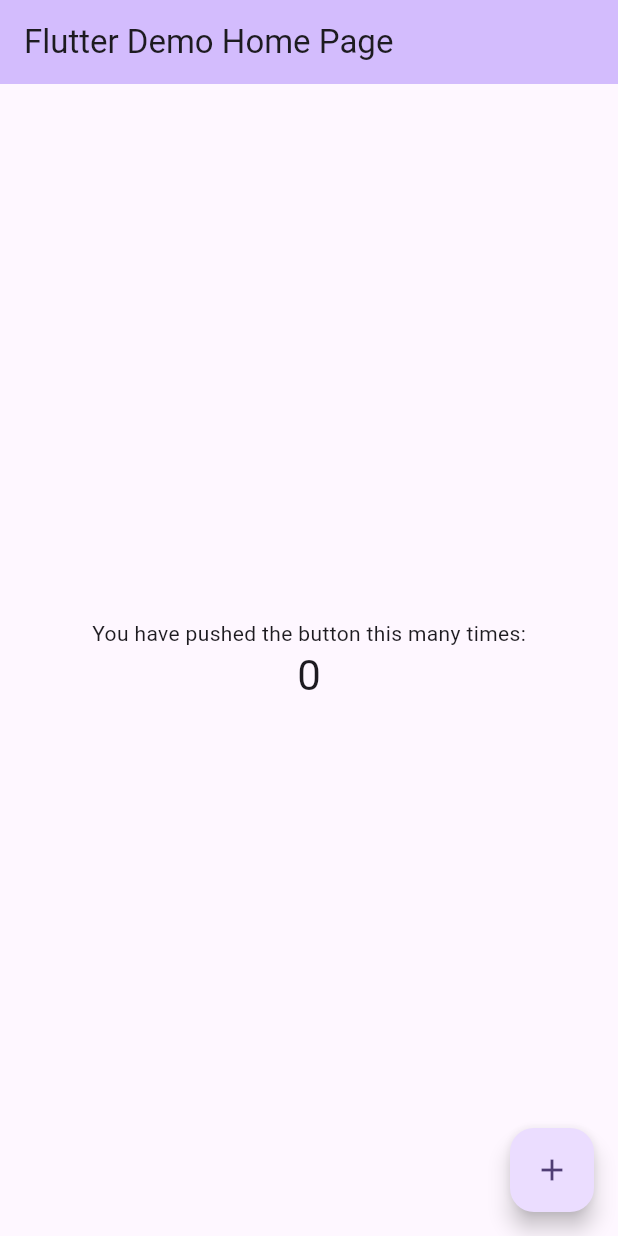
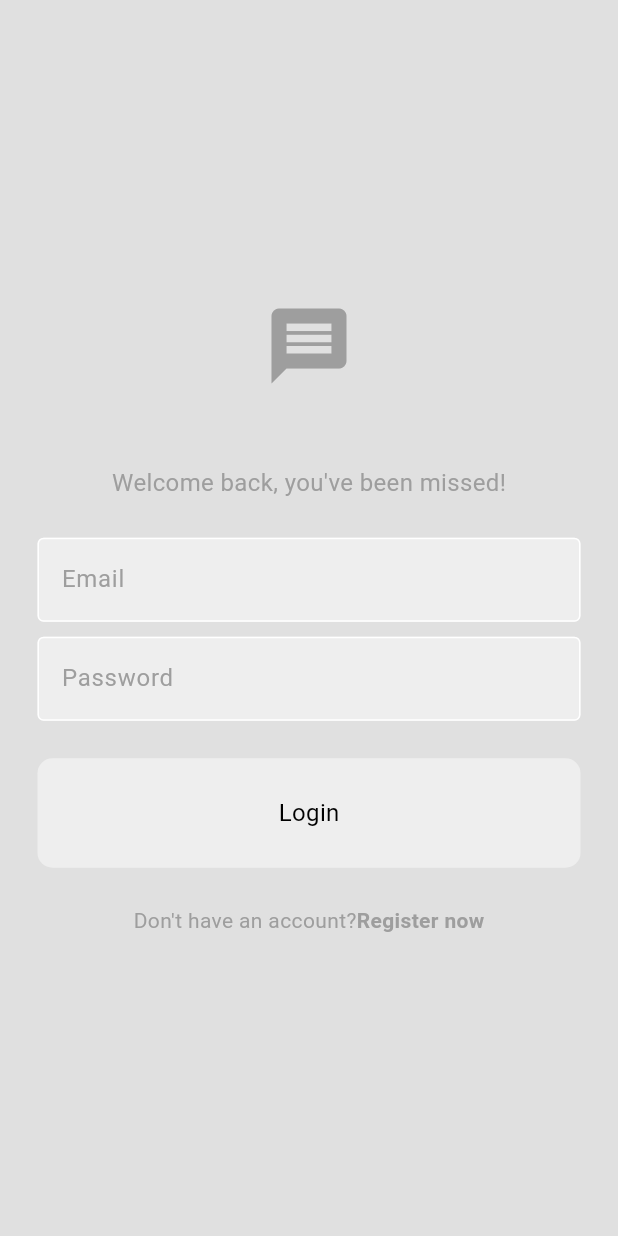
Before and after one commit to WilfredTonye/flutter-chat-app-design, a Flutter app: the screen it shows after launch, on a phone screen of 412 x 824 dp. Run offline on Flutter 3.47's test engine with Material 3 defaults, Android fonts, the phone set to English and light mode, and no system bars; our stand-ins replace firebase_core; accounts and stored records are empty.

Commit message:
Design des pages de connexion et installation de firebase

```diff
--- /dev/null
+++ b/lib/components/my_button.dart
@@ -0,0 +1,32 @@
+// ignore_for_file: must_be_immutable
+
+import 'package:flutter/material.dart';
+
+class MyButton extends StatelessWidget {
+  final String label;
+  void Function()? onTap;
+   MyButton({super.key, required this.label, required this.onTap});
+
+  @override
+  Widget build(BuildContext context) {
+    return GestureDetector(
+      onTap: onTap,
+      child: Container(
+        padding: const EdgeInsets.all(25),
+        margin: const EdgeInsets.symmetric(horizontal: 25.0),
+        child: Center(
+          child: Text(
+            label,
+            style: TextStyle(
+              fontSize: 16
+            ),
+            ),
+            ),
+        decoration: BoxDecoration(
+          color: Theme.of(context).colorScheme.secondary,
+          borderRadius: BorderRadius.circular(10)
+        ),
+      ),
+    );
+  }
+}
--- /dev/null
+++ b/lib/components/my_input.dart
@@ -0,0 +1,34 @@
+import 'package:flutter/material.dart';
+
+class MyInput extends StatelessWidget {
+  final String text;
+  final bool obscureText;
+  final TextEditingController controller;
+  const MyInput({super.key, required this.text, required this.obscureText, required this.controller});
+
+  @override
+  Widget build(BuildContext context) {
+    return Padding(
+      padding: const EdgeInsets.symmetric(horizontal: 25.0),
+      child: TextField(
+        obscureText: obscureText,
+        controller: controller,
+        decoration: InputDecoration(
+          enabledBorder: OutlineInputBorder(
+            borderSide: BorderSide(color: Theme.of(context).colorScheme.tertiary)
+          ),
+          focusedBorder: OutlineInputBorder(
+            borderSide: BorderSide(color: Theme.of(context).colorScheme.primary)
+          ),
+          fillColor: Theme.of(context).colorScheme.secondary,
+          filled: true,
+          hintText: text,
+          hintStyle: TextStyle(
+            fontWeight: FontWeight.normal,
+            color: Theme.of(context).colorScheme.primary
+          )
+        ),
+      ),
+    );
+  }
+}
--- a/lib/main.dart
+++ b/lib/main.dart
@@ -1,125 +1,24 @@
+import 'package:firebase_core/firebase_core.dart';
 import 'package:flutter/material.dart';
+import 'package:flutter_chat_app/firebase_options.dart';
+import 'package:flutter_chat_app/pages/login_page.dart';
+import 'package:flutter_chat_app/themes/light_mode.dart';
 
-void main() {
+void main() async {
+  WidgetsFlutterBinding.ensureInitialized();
+  await Firebase.initializeApp(options: DefaultFirebaseOptions.currentPlatform);
   runApp(const MyApp());
 }
 
 class MyApp extends StatelessWidget {
   const MyApp({super.key});
 
-  // This widget is the root of your application.
   @override
   Widget build(BuildContext context) {
     return MaterialApp(
-      title: 'Flutter Demo',
-      theme: ThemeData(
-        // This is the theme of your application.
-        //
-        // TRY THIS: Try running your application with "flutter run". You'll see
-        // the application has a purple toolbar. Then, without quitting the app,
-        // try changing the seedColor in the colorScheme below to Colors.green
-        // and then invoke "hot reload" (save your changes or press the "hot
-        // reload" button in a Flutter-supported IDE, or press "r" if you used
-        // the command line to start the app).
-        //
-        // Notice that the counter didn't reset back to zero; the application
-        // state is not lost during the reload. To reset the state, use hot
-        // restart instead.
-        //
-        // This works for code too, not just values: Most code changes can be
-        // tested with just a hot reload.
-        colorScheme: ColorScheme.fromSeed(seedColor: Colors.deepPurple),
-        useMaterial3: true,
-      ),
-      home: const MyHomePage(title: 'Flutter Demo Home Page'),
+      debugShowCheckedModeBanner: false,
+      home: LoginPage(),
+      theme: lightMode,
     );
   }
 }
-
-class MyHomePage extends StatefulWidget {
-  const MyHomePage({super.key, required this.title});
-
-  // This widget is the home page of your application. It is stateful, meaning
-  // that it has a State object (defined below) that contains fields that affect
-  // how it looks.
-
-  // This class is the configuration for the state. It holds the values (in this
-  // case the title) provided by the parent (in this case the App widget) and
-  // used by the build method of the State. Fields in a Widget subclass are
-  // always marked "final".
-
-  final String title;
-
-  @override
-  State<MyHomePage> createState() => _MyHomePageState();
-}
-
-class _MyHomePageState extends State<MyHomePage> {
-  int _counter = 0;
-
-  void _incrementCounter() {
-    setState(() {
-      // This call to setState tells the Flutter framework that something has
-      // changed in this State, which causes it to rerun the build method below
-      // so that the display can reflect the updated values. If we changed
-      // _counter without calling setState(), then the build method would not be
-      // called again, and so nothing would appear to happen.
-      _counter++;
-    });
-  }
-
-  @override
-  Widget build(BuildContext context) {
-    // This method is rerun every time setState is called, for instance as done
-    // by the _incrementCounter method above.
-    //
-    // The Flutter framework has been optimized to make rerunning build methods
-    // fast, so that you can just rebuild anything that needs updating rather
-    // than having to individually change instances of widgets.
-    return Scaffold(
-      appBar: AppBar(
-        // TRY THIS: Try changing the color here to a specific color (to
-        // Colors.amber, perhaps?) and trigger a hot reload to see the AppBar
-        // change color while the other colors stay the same.
-        backgroundColor: Theme.of(context).colorScheme.inversePrimary,
-        // Here we take the value from the MyHomePage object that was created by
-        // the App.build method, and use it to set our appbar title.
-        title: Text(widget.title),
-      ),
-      body: Center(
-        // Center is a layout widget. It takes a single child and positions it
-        // in the middle of the parent.
-        child: Column(
-          // Column is also a layout widget. It takes a list of children and
-          // arranges them vertically. By default, it sizes itself to fit its
-          // children horizontally, and tries to be as tall as its parent.
-          //
-          // Column has various properties to control how it sizes itself and
-          // how it positions its children. Here we use mainAxisAlignment to
-          // center the children vertically; the main axis here is the vertical
-          // axis because Columns are vertical (the cross axis would be
-          // horizontal).
-          //
-          // TRY THIS: Invoke "debug painting" (choose the "Toggle Debug Paint"
-          // action in the IDE, or press "p" in the console), to see the
-          // wireframe for each widget.
-          mainAxisAlignment: MainAxisAlignment.center,
-          children: <Widget>[
-            const Text(
-              'You have pushed the button this many times:',
-            ),
-            Text(
-              '$_counter',
-              style: Theme.of(context).textTheme.headlineMedium,
-            ),
-          ],
-        ),
-      ),
-      floatingActionButton: FloatingActionButton(
-        onPressed: _incrementCounter,
-        tooltip: 'Increment',
-        child: const Icon(Icons.add),
-      ), // This trailing comma makes auto-formatting nicer for build methods.
-    );
-  }
-}
--- /dev/null
+++ b/lib/pages/login_page.dart
@@ -0,0 +1,89 @@
+import 'package:flutter/material.dart';
+import 'package:flutter_chat_app/components/my_button.dart';
+import 'package:flutter_chat_app/components/my_input.dart';
+import 'package:flutter_chat_app/pages/register_page.dart';
+
+class LoginPage extends StatelessWidget {
+  final TextEditingController _emailController = TextEditingController();
+  final TextEditingController _pwController = TextEditingController();
+   LoginPage({super.key});
+
+   void login() {
+
+   }
+
+  @override
+  Widget build(BuildContext context) {
+    return Scaffold(
+      backgroundColor: Theme.of(context).colorScheme.background,
+      body: Center(
+        child: Column(
+          mainAxisAlignment: MainAxisAlignment.center,
+          children: [
+            //logo
+            Icon(
+              Icons.message,
+              size: 60,
+              color: Theme.of(context).colorScheme.primary,
+              ),
+
+              const SizedBox(height: 50,),
+            //message
+            Text(
+              "Welcome back, you've been missed!",
+              style: TextStyle(
+                color: Theme.of(context).colorScheme.primary,
+                fontSize: 16
+              ),
+            ),
+
+            const SizedBox(height: 25,),
+            //input
+            MyInput(
+              text: "Email",
+              obscureText: false,
+              controller: _emailController,
+            ),
+            const SizedBox(height: 10,),
+            MyInput(
+              text: "Password",
+              obscureText: true,
+              controller: _pwController,
+            ),
+             const SizedBox(height: 25,),
+            //login button
+            MyButton(
+              label: "Login",
+              onTap: login,
+            ),
+            const SizedBox(height: 25,),
+            //register link
+            Row(
+              mainAxisAlignment: MainAxisAlignment.center,
+              children: [
+                Text(
+                  "Don't have an account?",
+                  style: TextStyle(
+                    color: Theme.of(context).colorScheme.primary
+                  ),
+                  ),
+                GestureDetector(
+                  onTap: () {
+                    Navigator.push(context, MaterialPageRoute(builder: (context)=> RegisterPage()));
+                  },
+                  child: Text(
+                    "Register now",
+                    style: TextStyle(
+                      fontWeight: FontWeight.bold,
+                      color: Theme.of(context).colorScheme.primary
+                    ),
+                    ),
+                )
+              ],
+            )
+          ],
+        ),
+      ),
+    );
+  }
+}
--- /dev/null
+++ b/lib/themes/light_mode.dart
@@ -0,0 +1,13 @@
+// ignore_for_file: deprecated_member_use
+
+import 'package:flutter/material.dart';
+
+ThemeData lightMode = ThemeData(
+  colorScheme: ColorScheme.light(
+    background: Colors.grey.shade300,
+    primary: Colors.grey.shade500,
+    secondary: Colors.grey.shade200,
+    tertiary: Colors.white,
+    inversePrimary: Colors.grey.shade900
+  ),
+);
--- a/pubspec.yaml
+++ b/pubspec.yaml
@@ -35,6 +35,8 @@ dependencies:
   # The following adds the Cupertino Icons font to your application.
   # Use with the CupertinoIcons class for iOS style icons.
   cupertino_icons: ^1.0.6
+  firebase_core: ^3.6.0
+  firebase_auth: ^5.3.1
 
 dev_dependencies:
   flutter_test:
```
Also changed, not shown: lib/pages/register_page.dart (added, +99 -0 lines), firebase.json (added), lib/firebase_options.dart (added), pubspec.lock, 6 other files.
